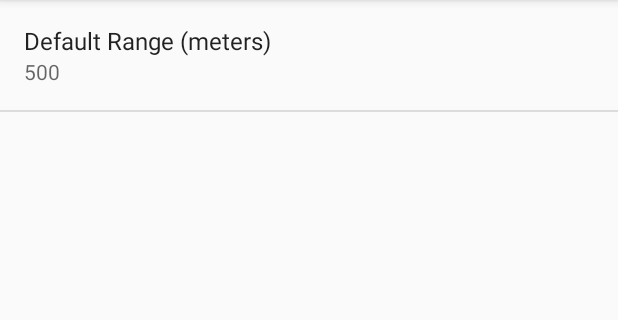
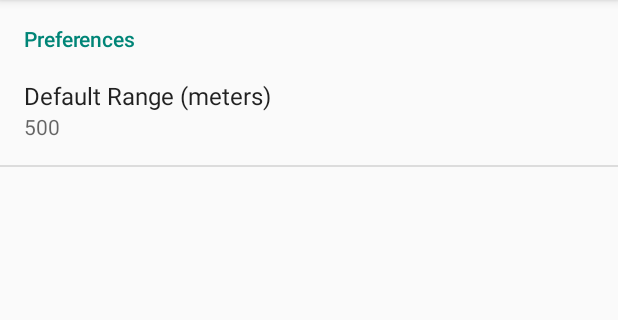
Before and after one commit to viralsavani/Geo-Task, an Android app: the fragment PrefsFragment shown on its own in the app's theme, on a phone screen of 412 x 824 dp, the part 84-404 px from its top. Run offline under Robolectric (Android 15) with nearby library versions, the phone set to English and light mode, and no system bars.

```diff
--- a/app/src/main/java/com/mobile/av/geotask/MainActivity.java
+++ b/app/src/main/java/com/mobile/av/geotask/MainActivity.java
@@ -17,6 +17,8 @@ public class MainActivity extends ActionBarActivity {
     protected void onCreate(Bundle savedInstanceState) {
         super.onCreate(savedInstanceState);
         setContentView(R.layout.activity_main);
+
+        //Custom Action Bar
         setTitle(Html.fromHtml("<font color='#12cdc2'> Tasks </font>"));
         ActionBar actionBar = getSupportActionBar();
         actionBar.setBackgroundDrawable(new ColorDrawable(Color.parseColor("#FFFFFF")));
--- a/app/src/main/res/menu/menu_main.xml
+++ b/app/src/main/res/menu/menu_main.xml
@@ -5,12 +5,12 @@
     <item
         android:id="@+id/action_settings"
         android:orderInCategory="100"
-        android:title=""
+        android:title="@string/action_settings"
         android:icon="@drawable/ic_action_settings"
-        app:showAsAction="always" />
+        app:showAsAction="always"/>
 
     <item
-        android:title=""
+        android:title="@string/action_add_task"
         android:id="@+id/action_add_task"
         android:orderInCategory="99"
         android:icon="@drawable/ic_action_add"
--- a/app/src/main/res/values/strings.xml
+++ b/app/src/main/res/values/strings.xml
@@ -1,6 +1,7 @@
 <resources>
     <string name="app_name">Geo Task</string>
-    <string name="hello_world">Hello world!</string>
     <string name="action_settings">Settings</string>
     <string name="title_activity_main">MainActivity</string>
+    <string name="action_add_task">Add Task</string>
+    <string name="action_search_task">Search Tasks</string>
 </resources>
--- a/app/src/main/res/xml/preferences.xml
+++ b/app/src/main/res/xml/preferences.xml
@@ -1,7 +1,9 @@
 <?xml version="1.0" encoding="utf-8"?>
 <PreferenceScreen xmlns:android="http://schemas.android.com/apk/res/android">
-    <EditTextPreference
-        android:inputType="number"
-        android:key="range"
-        android:title="Default Range (meters)"/>
+    <PreferenceCategory android:title="Preferences">
+        <EditTextPreference
+            android:inputType="number"
+            android:key="range"
+            android:title="Default Range (meters)" />
+    </PreferenceCategory>
 </PreferenceScreen>
```
